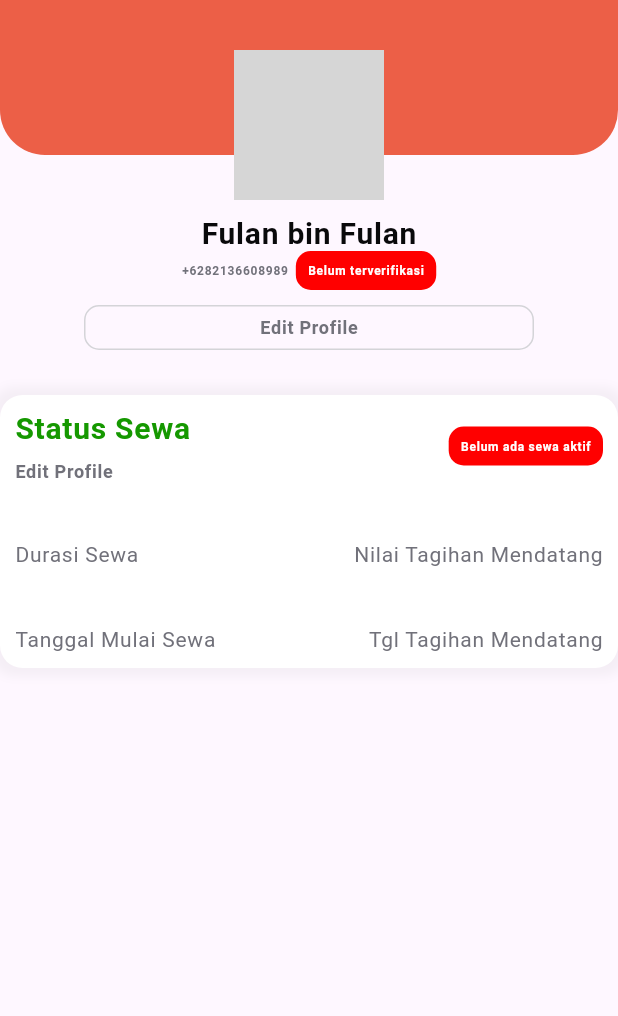
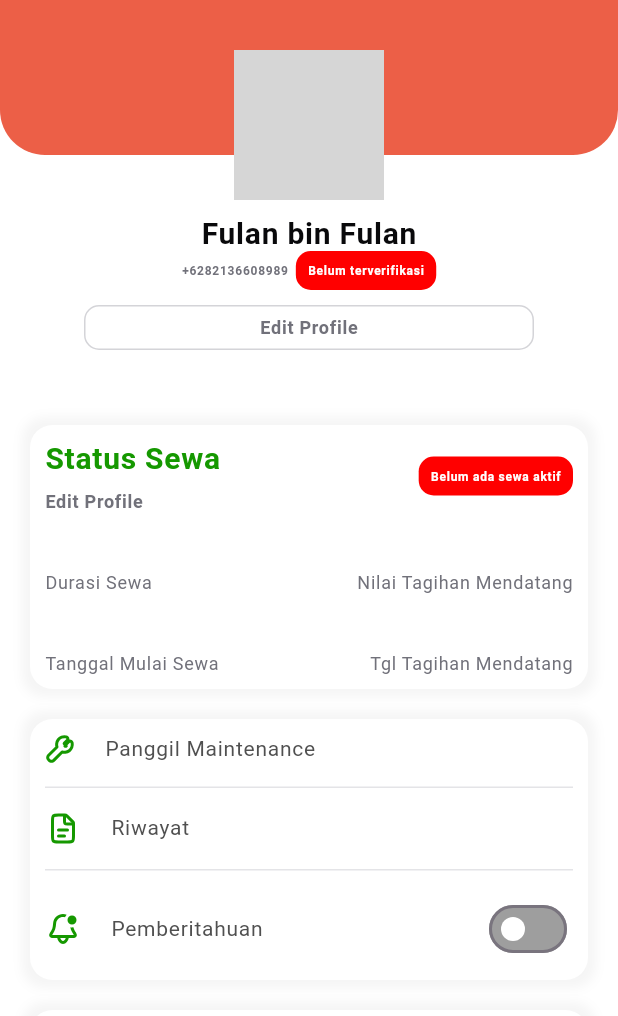
Before and after one commit to altantheprodigy/Urban-Stay, a Flutter app: the ProfileScreen screen opened directly, on a phone screen of 412 x 824 dp, the part 220-1236 px from its top. Run offline on Flutter 3.47's test engine with Material 3 defaults, Android fonts, the phone set to English and light mode, and no system bars; our stand-ins replace country_code_picker, firebase_auth, firebase_core, flutter_bloc, flutter_svg, google_sign_in and 2 more; accounts and stored records are empty; network calls fail; Roboto replaces fonts that are missing (Plus Jakarta Sans); grey boxes are pictures that could not be loaded.

Commit message:
slicing ui profile page

```diff
--- a/lib/pages/profile/profile_screen.dart
+++ b/lib/pages/profile/profile_screen.dart
@@ -1,6 +1,8 @@
 import 'package:flutter/material.dart';
 import 'package:flutter_svg/svg.dart';
+import 'package:urban_stay/pages/profile/widgets/custom_switch.dart';
 import 'package:urban_stay/pages/profile/widgets/info_card.dart';
+import 'package:urban_stay/pages/profile/widgets/menu_profile_card.dart';
 import 'package:urban_stay/ui/extension.dart';
 import 'package:urban_stay/ui/typography.dart';
 
@@ -12,7 +14,9 @@ class ProfileScreen extends StatelessWidget {
   @override
   Widget build(BuildContext context) {
     return Scaffold(
+        backgroundColor: black00,
         body: SingleChildScrollView(
+          scrollDirection: Axis.vertical,
           child: Column(
             children: [
               Stack(
@@ -21,7 +25,7 @@ class ProfileScreen extends StatelessWidget {
                   Container(
                     height: 250,
                     decoration: const BoxDecoration(
-                  color: red500, // Adjust background color
+                      color: red500,
                       borderRadius: BorderRadius.vertical(
                         bottom: Radius.circular(30),
                       ),
@@ -37,19 +41,19 @@ class ProfileScreen extends StatelessWidget {
                       ),
                     ),
                   ),
-              Positioned(
+                  const Positioned(
                     top: 180,
                     left: 0,
                     right: 0,
                     child: Column(
                       children: [
-                    const Stack(
+                        Stack(
                           alignment: Alignment.bottomRight,
                           children: [
                             CircleAvatar(
                               radius: 50,
                               backgroundImage: NetworkImage(
-                            'https://via.placeholder.com/150', // Replace with your image
+                                'https://via.placeholder.com/150',
                               ),
                             ),
                             CircleAvatar(
@@ -63,9 +67,13 @@ class ProfileScreen extends StatelessWidget {
                             ),
                           ],
                         ),
-                    const SizedBox(height: 10),
-                    Text('Fulan bin Fulan',
-                        style: MBold.copyWith(color: black950)),
+                      ],
+                    ),
+                  ),
+                ],
+              ),
+              const SizedBox(height: 40),
+              Text('Fulan bin Fulan', style: MBold.copyWith(color: black950)),
               Row(
                 mainAxisAlignment: MainAxisAlignment.center,
                 children: [
@@ -106,9 +114,13 @@ class ProfileScreen extends StatelessWidget {
               const SizedBox(
                 height: 30,
               ),
+              Padding(
+                  padding: const EdgeInsets.all(20.0),
+                  child: Column(
+                    children: [
                       Container(
                         // width: 300,
-                      padding: EdgeInsets.all(10),
+                        padding: const EdgeInsets.all(10),
                         decoration: BoxDecoration(
                           color: black00,
                           borderRadius: BorderRadius.circular(15),
@@ -131,8 +143,11 @@ class ProfileScreen extends StatelessWidget {
                                   crossAxisAlignment: CrossAxisAlignment.start,
                                   children: [
                                     Text('Status Sewa',
-                                      style: MBold.copyWith(color: forest600)),
-                                  SizedBox(height: 10,),
+                                        style:
+                                            MBold.copyWith(color: forest600)),
+                                    const SizedBox(
+                                      height: 10,
+                                    ),
                                     Text(
                                       "Edit Profile",
                                       style: xSBold.copyWith(color: black500),
@@ -151,16 +166,121 @@ class ProfileScreen extends StatelessWidget {
                                 )
                               ],
                             ),
-                          InfoCard(durasi: "Durasi Sewa", nilai: "Nilai Tagihan Mendatang",),
-                          InfoCard(durasi: "Tanggal Mulai Sewa", nilai: "Tgl Tagihan Mendatang",),
+                            const InfoCard(
+                              durasi: "Durasi Sewa",
+                              nilai: "Nilai Tagihan Mendatang",
+                            ),
+                            const InfoCard(
+                              durasi: "Tanggal Mulai Sewa",
+                              nilai: "Tgl Tagihan Mendatang",
+                            ),
                           ].withSpaceBetween(height: 40),
                         ),
-                    )
-                  ],
                       ),
+                      Container(
+                        padding: const EdgeInsets.all(10),
+                        decoration: BoxDecoration(
+                          color: black00,
+                          borderRadius: BorderRadius.circular(15),
+                          boxShadow: [
+                            BoxShadow(
+                              color: Colors.grey.withOpacity(0.1),
+                              blurRadius: 5,
+                              spreadRadius: 5,
                             ),
                           ],
                         ),
+                        child: Column(
+                          children: [
+                            const MenuProfileCard(
+                                imgpath: 'assets/images/maintenance.svg',
+                                keterangan: "Panggil Maintenance"),
+                            const MenuProfileCard(
+                                imgpath: 'assets/images/riwayat.svg',
+                                keterangan: "Riwayat"),
+                            Row(
+                              crossAxisAlignment: CrossAxisAlignment.center,
+                              mainAxisAlignment: MainAxisAlignment.spaceBetween,
+                              children: [
+                                SvgPicture.asset('assets/images/bell.svg',
+                                    color: forest600),
+                                Expanded(
+                                  child: Text(
+                                    "Pemberitahuan",
+                                    style: SRegular.copyWith(color: blackMenu),
+                                  ),
+                                ),
+                                CustomNotificationSwitch()
+                              ].withSpaceBetween(width: 20),
+                            ),
+                          ].withSpaceBetween(height: 15),
+                        ),
+                      ),
+                      Container(
+                        padding: const EdgeInsets.all(10),
+                        decoration: BoxDecoration(
+                          color: black00,
+                          borderRadius: BorderRadius.circular(15),
+                          boxShadow: [
+                            BoxShadow(
+                              color: Colors.grey.withOpacity(0.1),
+                              blurRadius: 5,
+                              spreadRadius: 5,
+                            ),
+                          ],
+                        ),
+                        child: Column(
+                          children: [
+                            const MenuProfileCard(
+                                imgpath: 'assets/images/Question.svg',
+                                keterangan: "F.A.Q"),
+                            const MenuProfileCard(
+                                imgpath: 'assets/images/bantuan.svg',
+                                keterangan: "Bantuan"),
+                            Column(
+                              children: [
+                                Row(
+                                  children: [
+                                    Container(
+                                      padding: const EdgeInsets.all(5.0),
+                                      decoration: BoxDecoration(
+                                        color: forest600,
+                                        borderRadius: BorderRadius.circular(5),
+                                      ),
+                                      child: Text(
+                                        "US",
+                                        style:
+                                            xSRegular.copyWith(color: black00),
+                                      ),
+                                    ),
+                                    Text(
+                                      "Tentang Kami",
+                                      style:
+                                          SRegular.copyWith(color: blackMenu),
+                                    ),
+                                  ].withSpaceBetween(width: 20),
+                                ),
+                                const Divider(
+                                  color: black200,
+                                  height: 1,
+                                ),
+                              ].withSpaceBetween(height: 15),
+                            ),
+                            Row(
+                              children: [
+                                SvgPicture.asset('assets/images/layanan.svg',
+                                    color: forest600),
+                                Text(
+                                  "Kebijakan Layanan & Privasi",
+                                  style: SRegular.copyWith(color: blackMenu),
+                                ),
+                              ].withSpaceBetween(width: 20),
+                            ),
+                          ].withSpaceBetween(height: 15),
+                        ),
+                      ),
+                    ].withSpaceBetween(height: 20),
+                  ))
             ],
           ),
         ));
--- /dev/null
+++ b/lib/pages/profile/widgets/custom_switch.dart
@@ -0,0 +1,27 @@
+import 'package:flutter/material.dart';
+import 'package:urban_stay/ui/color.dart';
+
+class CustomNotificationSwitch extends StatefulWidget {
+  @override
+  _CustomNotificationSwitchState createState() => _CustomNotificationSwitchState();
+}
+
+class _CustomNotificationSwitchState extends State<CustomNotificationSwitch> {
+  bool isSwitched = false;
+
+  @override
+  Widget build(BuildContext context) {
+    return Switch(
+      value: isSwitched,
+      onChanged: (value) {
+        setState(() {
+          isSwitched = value;
+        });
+      },
+      activeColor: black00,
+      activeTrackColor: forest600,
+      inactiveTrackColor: Colors.grey,
+      inactiveThumbColor: Colors.white,
+    );
+  }
+}
--- a/lib/pages/profile/widgets/info_card.dart
+++ b/lib/pages/profile/widgets/info_card.dart
@@ -15,11 +15,11 @@ class InfoCard extends StatelessWidget {
       children: [
         Text(
           durasi,
-          style: SRegular.copyWith(color: black500),
+          style: xSRegular.copyWith(color: black500),
         ),
         Text(
           nilai,
-          style: SRegular.copyWith(color: black500),
+          style: xSRegular.copyWith(color: black500),
         ),
       ],
     );
--- /dev/null
+++ b/lib/pages/profile/widgets/menu_profile_card.dart
@@ -0,0 +1,35 @@
+import 'package:flutter/material.dart';
+import 'package:flutter_svg/svg.dart';
+import 'package:urban_stay/ui/extension.dart';
+
+import '../../../ui/color.dart';
+import '../../../ui/typography.dart';
+
+
+class MenuProfileCard extends StatelessWidget {
+  final String imgpath;
+  final String keterangan;
+  const MenuProfileCard({super.key, required this.imgpath, required this.keterangan});
+
+  @override
+  Widget build(BuildContext context) {
+    return Column(
+      children: [
+        Row(
+          children: [
+            SvgPicture.asset(imgpath,
+                color: forest600),
+            Text(
+              keterangan,
+              style: SRegular.copyWith(color: blackMenu),
+            ),
+          ].withSpaceBetween(width: 20),
+        ),
+        const Divider(
+          color: black200,
+          height: 1,
+        ),
+      ].withSpaceBetween(height: 15),
+    );
+  }
+}
--- a/lib/ui/color.dart
+++ b/lib/ui/color.dart
@@ -8,6 +8,7 @@ const Color black200 = Color(0xFFE4E4E7);
 const Color black300 = Color(0xFFD4D4D8);
 const Color black400 = Color(0xFFA1A1AA);
 const Color black500 = Color(0xFF71717A);
+const Color blackMenu = Color(0xFF505050);
 const Color black600 = Color(0xFF52525B);
 const Color black700 = Color(0xFF3F3F46);
 const Color black70020= Color(0x333F3F46);
```
Also changed, not shown: assets/images/Group 833.png (added), assets/images/Question.svg (added), assets/images/about.svg (added), assets/images/bantuan.svg (added), assets/images/bell.svg (added), assets/images/layanan.svg (added), assets/images/maintenance.svg (added), assets/images/riwayat.svg (added), assets/images/us.png (added). Lines whose indentation alone changed are shown as unchanged.
